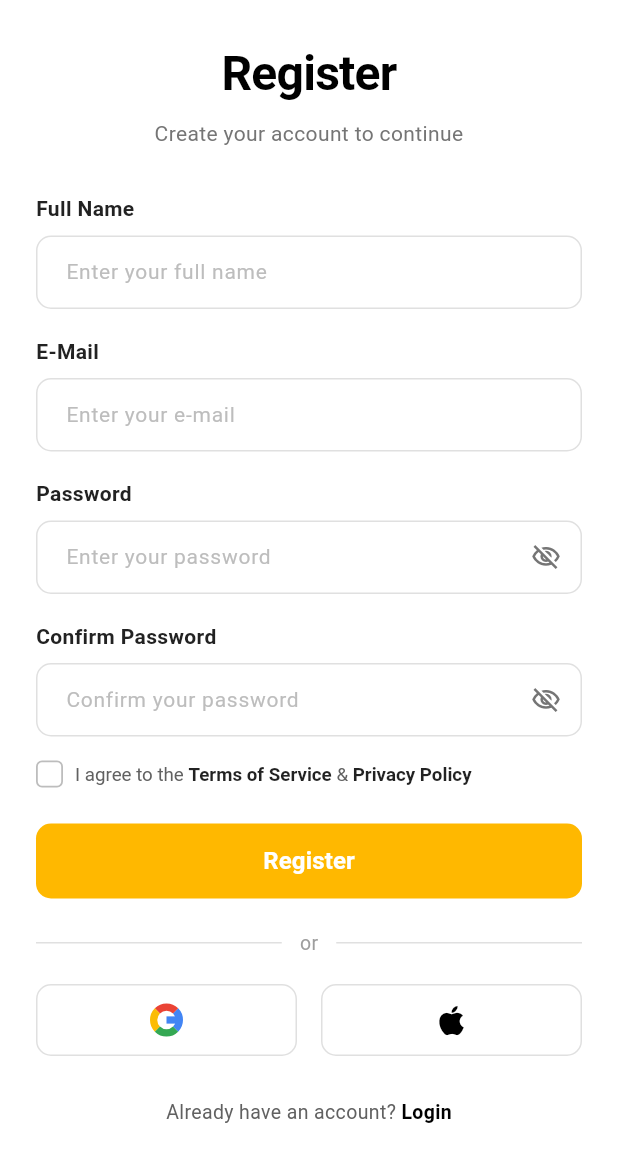
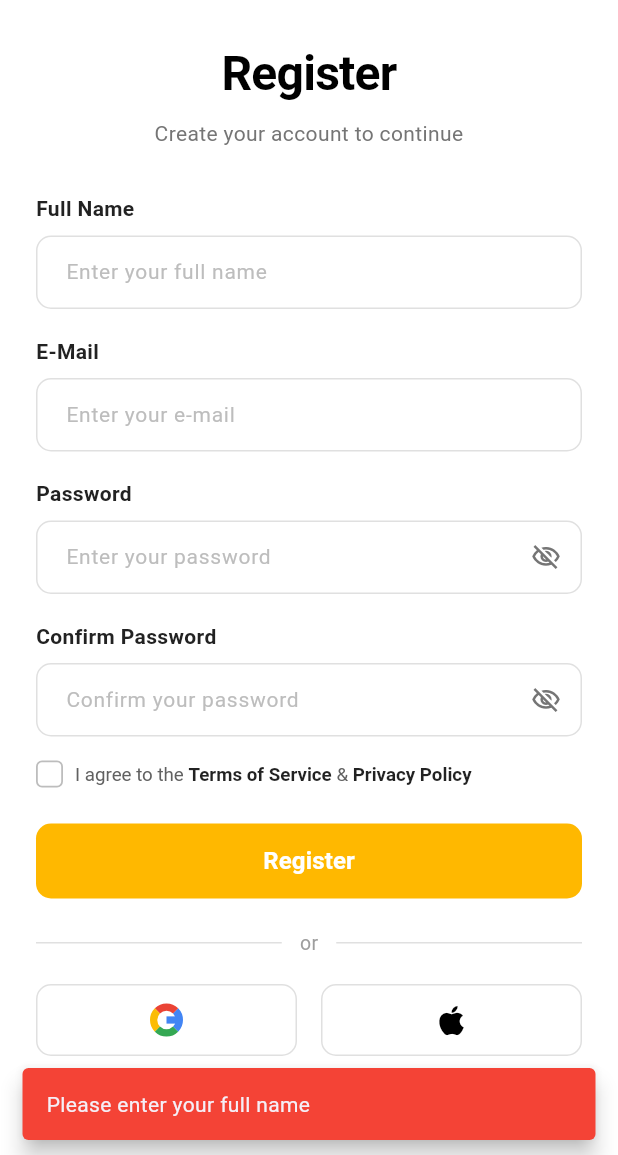
Before and after one commit to bibasshrestha980-npl/note_app, a Flutter app: the RegisterView screen opened directly, after a tap on "Register", on a phone screen of 412 x 824 dp, the part 81-1236 px from its top. Run offline on Flutter 3.47's test engine with Material 3 defaults, Android fonts, the phone set to English and light mode, and no system bars.

Commit message:
Add password matching validation on register screen

```diff
--- a/lib/features/auth/view/login_view.dart
+++ b/lib/features/auth/view/login_view.dart
@@ -1,6 +1,7 @@
 import 'dart:math' as math;
 
 import 'package:flutter/material.dart';
+
 import 'forgot_password_view.dart';
 import 'register_view.dart';
 
--- a/lib/features/auth/view/register_view.dart
+++ b/lib/features/auth/view/register_view.dart
@@ -19,6 +19,7 @@ class _RegisterViewState extends State<RegisterView> {
   bool _obscureConfirmPassword = true;
   bool _agreeToTerms = false;
   String _selectedLanguage = 'English';
+  String? _passwordError;
 
   final List<String> _languages = ['English', 'Nepali', 'Spanish', 'French'];
 
@@ -29,6 +30,84 @@ class _RegisterViewState extends State<RegisterView> {
     _passwordController.dispose();
     _confirmPasswordController.dispose();
     super.dispose();
+  }
+
+  void _handleRegister() {
+    final name = _nameController.text.trim();
+    final email = _emailController.text.trim();
+    final password = _passwordController.text;
+    final confirmPassword = _confirmPasswordController.text;
+
+    if (name.isEmpty) {
+      ScaffoldMessenger.of(context).showSnackBar(
+        const SnackBar(
+          content: Text('Please enter your full name'),
+          backgroundColor: Colors.red,
+          behavior: SnackBarBehavior.floating,
+        ),
+      );
+      return;
+    }
+
+    if (email.isEmpty) {
+      ScaffoldMessenger.of(context).showSnackBar(
+        const SnackBar(
+          content: Text('Please enter your email'),
+          backgroundColor: Colors.red,
+          behavior: SnackBarBehavior.floating,
+        ),
+      );
+      return;
+    }
+
+    if (password.isEmpty) {
+      ScaffoldMessenger.of(context).showSnackBar(
+        const SnackBar(
+          content: Text('Please enter a password'),
+          backgroundColor: Colors.red,
+          behavior: SnackBarBehavior.floating,
+        ),
+      );
+      return;
+    }
+
+    // Check if password and confirm password match
+    if (password != confirmPassword) {
+      setState(() {
+        _passwordError = 'Passwords must be the same';
+      });
+      ScaffoldMessenger.of(context).showSnackBar(
+        const SnackBar(
+          content: Text('Passwords must be the same'),
+          backgroundColor: Colors.red,
+          behavior: SnackBarBehavior.floating,
+        ),
+      );
+      return;
+    }
+
+    if (!_agreeToTerms) {
+      ScaffoldMessenger.of(context).showSnackBar(
+        const SnackBar(
+          content: Text('Please agree to the Terms of Service & Privacy Policy'),
+          backgroundColor: Colors.red,
+          behavior: SnackBarBehavior.floating,
+        ),
+      );
+      return;
+    }
+
+    setState(() {
+      _passwordError = null;
+    });
+
+    ScaffoldMessenger.of(context).showSnackBar(
+      const SnackBar(
+        content: Text('Registration successful!'),
+        backgroundColor: Colors.green,
+        behavior: SnackBarBehavior.floating,
+      ),
+    );
   }
 
   @override
@@ -227,6 +306,15 @@ class _RegisterViewState extends State<RegisterView> {
                 controller: _passwordController,
                 obscureText: _obscurePassword,
                 style: const TextStyle(fontSize: 14, color: Colors.black87),
+                onChanged: (val) {
+                  if (_passwordError != null) {
+                    setState(() {
+                      if (val == _confirmPasswordController.text) {
+                        _passwordError = null;
+                      }
+                    });
+                  }
+                },
                 decoration: InputDecoration(
                   hintText: 'Enter your password',
                   hintStyle: TextStyle(
@@ -284,6 +372,17 @@ class _RegisterViewState extends State<RegisterView> {
                 controller: _confirmPasswordController,
                 obscureText: _obscureConfirmPassword,
                 style: const TextStyle(fontSize: 14, color: Colors.black87),
+                onChanged: (val) {
+                  if (_passwordError != null) {
+                    setState(() {
+                      if (val == _passwordController.text) {
+                        _passwordError = null;
+                      } else {
+                        _passwordError = 'Passwords must be the same';
+                      }
+                    });
+                  }
+                },
                 decoration: InputDecoration(
                   hintText: 'Confirm your password',
                   hintStyle: TextStyle(
@@ -312,19 +411,41 @@ class _RegisterViewState extends State<RegisterView> {
                   enabledBorder: OutlineInputBorder(
                     borderRadius: BorderRadius.circular(10),
                     borderSide: BorderSide(
-                      color: Colors.grey.shade300,
-                      width: 1,
+                      color: _passwordError != null
+                          ? Colors.red
+                          : Colors.grey.shade300,
+                      width: _passwordError != null ? 1.5 : 1,
                     ),
                   ),
                   focusedBorder: OutlineInputBorder(
                     borderRadius: BorderRadius.circular(10),
-                    borderSide: const BorderSide(
-                      color: primaryYellow,
+                    borderSide: BorderSide(
+                      color: _passwordError != null ? Colors.red : primaryYellow,
                       width: 1.5,
                     ),
                   ),
                 ),
               ),
+              if (_passwordError != null) ...[
+                const SizedBox(height: 6),
+                Padding(
+                  padding: const EdgeInsets.only(left: 4),
+                  child: Row(
+                    children: [
+                      const Icon(Icons.error_outline, size: 14, color: Colors.red),
+                      const SizedBox(width: 4),
+                      Text(
+                        _passwordError!,
+                        style: const TextStyle(
+                          color: Colors.red,
+                          fontSize: 12,
+                          fontWeight: FontWeight.w500,
+                        ),
+                      ),
+                    ],
+                  ),
+                ),
+              ],
 
               const SizedBox(height: 16),
 
@@ -395,9 +516,7 @@ class _RegisterViewState extends State<RegisterView> {
               SizedBox(
                 height: 50,
                 child: ElevatedButton(
-                  onPressed: () {
-                    // Handle register action
-                  },
+                  onPressed: _handleRegister,
                   style: ElevatedButton.styleFrom(
                     backgroundColor: primaryYellow,
                     elevation: 0,
```
